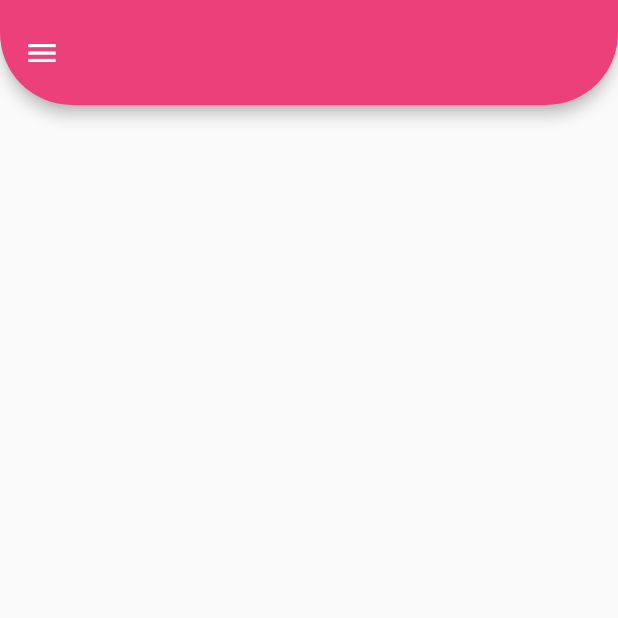
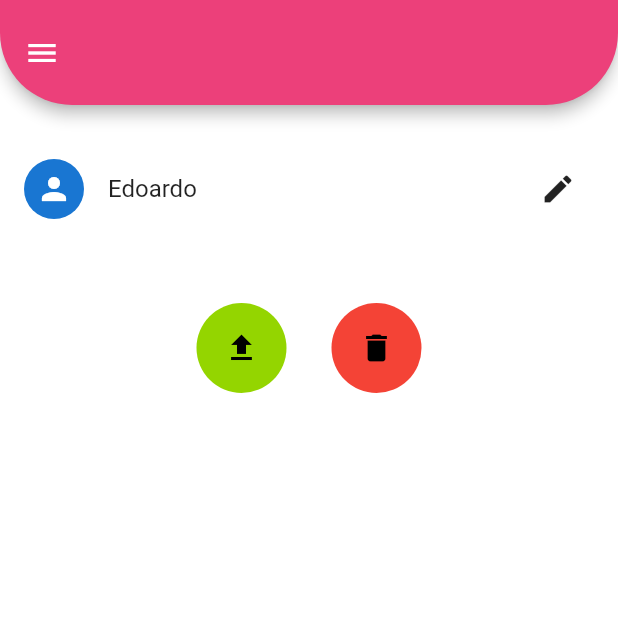
Before and after one commit to edoremo00/authusermobile, a Flutter app: the Gestionprofilo screen opened by its route, on a phone screen of 412 x 824 dp, the top half of it. Run offline on Flutter 3.47's test engine with Material 2 defaults, Android fonts, the phone set to English and light mode, and no system bars.

Commit message:
creato stile mock pagina gestione proilo

```diff
--- a/lib/schermate/gestioneprofilo.dart
+++ b/lib/schermate/gestioneprofilo.dart
@@ -13,6 +13,7 @@ class _GestionprofiloState extends State<Gestionprofilo> {
   @override
   Widget build(BuildContext context) {
     return Scaffold(
+      backgroundColor: Colors.white,
       appBar: AppBar(
         shape: RoundedRectangleBorder(
           borderRadius: BorderRadius.vertical(
@@ -32,9 +33,10 @@ class _GestionprofiloState extends State<Gestionprofilo> {
               ),
               Reusablemenu(
                 titolo: 'Home',
-                coloreicona: Colors.black87,
-                coloretesto: Colors.black87,
-                funzioneontap: () => {},
+                coloreicona: Colors.white,
+                coloretesto: Colors.white,
+                funzioneontap: () =>
+                    {Navigator.popUntil(context, ModalRoute.withName('/'))},
                 grandezzatesto: 14,
                 iconaleading: Icons.home,
                 spessoretesto: FontWeight.bold,
@@ -44,8 +46,8 @@ class _GestionprofiloState extends State<Gestionprofilo> {
               ),
               Reusablemenu(
                 titolo: 'Esci',
-                coloreicona: Colors.black87,
-                coloretesto: Colors.black87,
+                coloreicona: Colors.white,
+                coloretesto: Colors.white,
                 funzioneontap: () => {},
                 grandezzatesto: 14,
                 iconaleading: Icons.logout_rounded,
@@ -55,6 +57,68 @@ class _GestionprofiloState extends State<Gestionprofilo> {
           ),
         ),
       ),
+      body: Column(
+        //crossAxisAlignment: CrossAxisAlignment.stretch,
+        children: [
+          Material(
+            child: SizedBox(
+              height: 28,
+            ),
+          ),
+          Column(
+            children: [
+              ListTile(
+                trailing: IconButton(
+                  icon: Icon(Icons.edit),
+                  color: Colors.black87,
+                  splashRadius: 15,
+                  onPressed: () => {},
+                ),
+                leading: CircleAvatar(
+                  child: Icon(Icons.person),
+                ),
+                //tileColor: Colors.yellow,
+                title: Text('Edoardo'),
+              ),
+              SizedBox(
+                height: 48,
+              ),
+              Row(
+                mainAxisAlignment: MainAxisAlignment.center,
+                children: [
+                  CircleAvatar(
+                    radius: 30,
+                    backgroundColor: Color(0xff94d500),
+                    child: IconButton(
+                      tooltip: 'Upload',
+                      icon: Icon(
+                        Icons.upload,
+                        color: Colors.black,
+                      ),
+                      onPressed: () {},
+                    ),
+                  ),
+                  SizedBox(
+                    width: 30,
+                  ),
+                  CircleAvatar(
+                    radius: 30,
+                    backgroundColor: Colors.red,
+                    child: IconButton(
+                      tooltip: 'Delete',
+                      icon: Icon(
+                        Icons.delete,
+                        color: Colors.black,
+                      ),
+                      onPressed: () {},
+                    ),
+                  ),
+                ],
+              ),
+            ],
+          ),
+        ],
+      ),
     );
   }
 }
```
